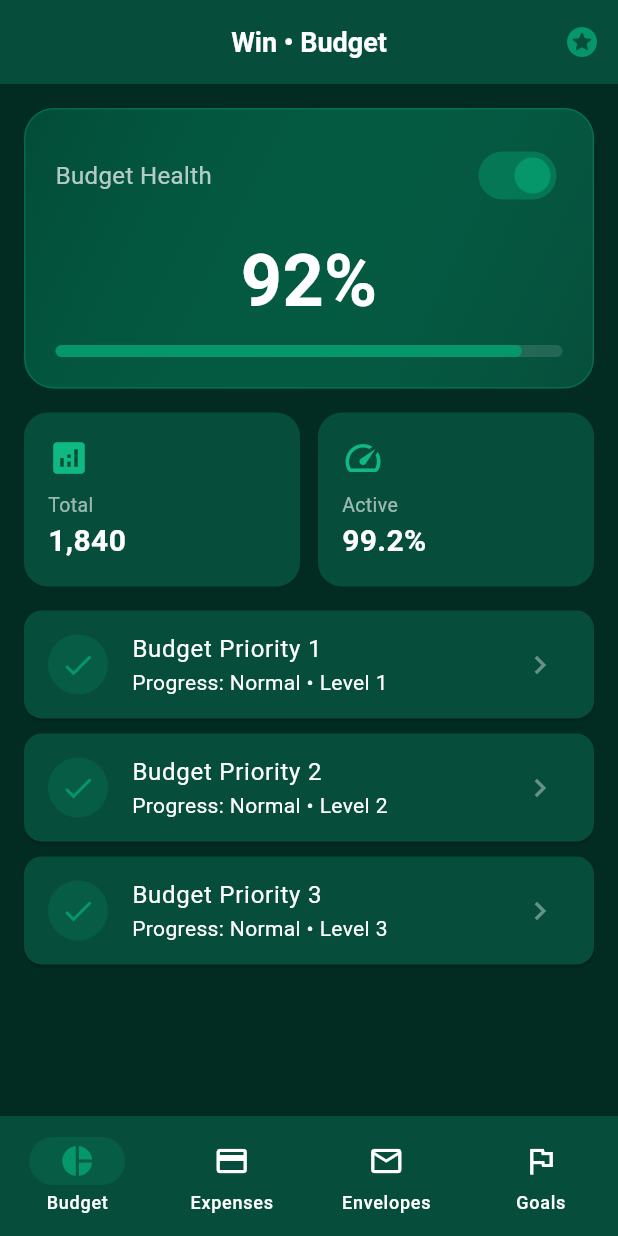
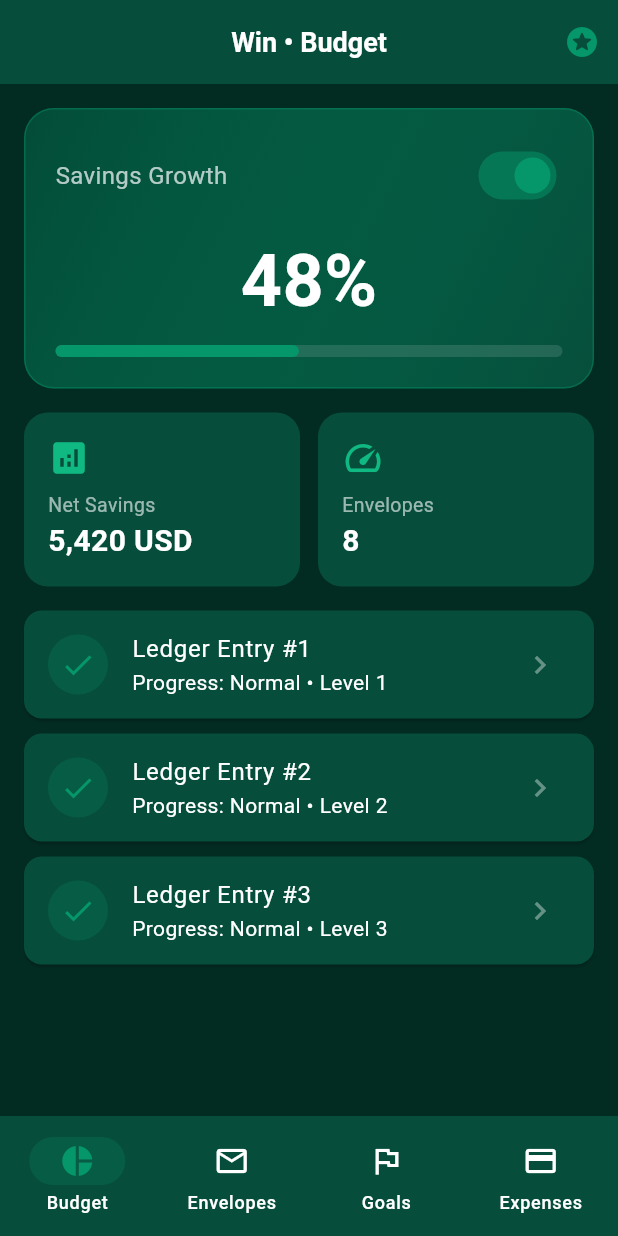
Before and after one commit to mancolo13/com.winbudgeteer.finance.wallet, a Flutter app: the MainScreen screen opened directly, on a phone screen of 412 x 824 dp. Run offline on Flutter 3.47's test engine with Material 3 defaults, Android fonts, the phone set to English and light mode, and no system bars.

Commit message:
feat(ui): diversify tab layouts and customize domain-specific content

```diff
--- a/lib/screens/main_screen.dart
+++ b/lib/screens/main_screen.dart
@@ -17,9 +17,9 @@ class _MainScreenState extends State<MainScreen> {
 
   final List<Widget> _screens = const [
     Tab1Screen(),
-    Tab2Screen(),
     Tab3Screen(),
     Tab4Screen(),
+    Tab2Screen(),
   ];
 
   @override
@@ -38,11 +38,6 @@ class _MainScreenState extends State<MainScreen> {
           label: 'Budget',
         ),
         NavigationDestination(
-          icon: const Icon(Icons.credit_card_outlined),
-          selectedIcon: const Icon(Icons.credit_card, color: AppTheme.primaryColor),
-          label: 'Expenses',
-        ),
-        NavigationDestination(
           icon: const Icon(Icons.mail_outline),
           selectedIcon: const Icon(Icons.mail, color: AppTheme.primaryColor),
           label: 'Envelopes',
@@ -52,7 +47,11 @@ class _MainScreenState extends State<MainScreen> {
           selectedIcon: const Icon(Icons.flag, color: AppTheme.primaryColor),
           label: 'Goals',
         ),
-
+        NavigationDestination(
+          icon: const Icon(Icons.credit_card_outlined),
+          selectedIcon: const Icon(Icons.credit_card, color: AppTheme.primaryColor),
+          label: 'Expenses',
+        ),
         ],
       ),
     );
--- a/lib/screens/tabs/tab1_screen.dart
+++ b/lib/screens/tabs/tab1_screen.dart
@@ -44,7 +44,7 @@ class _Tab1ScreenState extends State<Tab1Screen> {
                 Row(
                   mainAxisAlignment: MainAxisAlignment.spaceBetween,
                   children: [
-                    Text('Budget Health', style: const TextStyle(fontSize: 16, color: Colors.white70)),
+                    Text('Savings Growth', style: const TextStyle(fontSize: 16, color: Colors.white70)),
                     Switch(
                       value: _active,
                       activeThumbColor: AppTheme.primaryColor,
@@ -53,10 +53,10 @@ class _Tab1ScreenState extends State<Tab1Screen> {
                   ],
                 ),
                 const SizedBox(height: 12),
-                Text('$_score%', style: const TextStyle(fontSize: 48, fontWeight: FontWeight.bold)),
+                Text('48%', style: const TextStyle(fontSize: 48, fontWeight: FontWeight.bold)),
                 const SizedBox(height: 8),
                 LinearProgressIndicator(
-                  value: 0.92,
+                  value: 0.48,
                   backgroundColor: Colors.white12,
                   color: AppTheme.primaryColor,
                   minHeight: 8,
@@ -68,9 +68,9 @@ class _Tab1ScreenState extends State<Tab1Screen> {
           const SizedBox(height: 16),
           Row(
             children: [
-              Expanded(child: _buildMetric('Total', '1,840', Icons.analytics)),
+              Expanded(child: _buildMetric('Net Savings', '5,420 USD', Icons.analytics)),
               const SizedBox(width: 12),
-              Expanded(child: _buildMetric('Active', '99.2%', Icons.speed)),
+              Expanded(child: _buildMetric('Envelopes', '8', Icons.speed)),
             ],
           ),
           const SizedBox(height: 16),
@@ -82,7 +82,7 @@ class _Tab1ScreenState extends State<Tab1Screen> {
                 backgroundColor: AppTheme.primaryColor.withValues(alpha: 0.2),
                 child: Icon(Icons.check, color: AppTheme.primaryColor),
               ),
-              title: Text('Budget Priority ${i + 1}'),
+              title: Text('Ledger Entry #${i + 1}'),
               subtitle: Text('Progress: Normal • Level ${i + 1}'),
               trailing: const Icon(Icons.chevron_right, color: Colors.white38),
               onTap: () => setState(() => _score = (_score + 1) % 100),
--- a/lib/screens/tabs/tab3_screen.dart
+++ b/lib/screens/tabs/tab3_screen.dart
@@ -10,7 +10,7 @@ class Tab3Screen extends StatefulWidget {
 }
 
 class _Tab3ScreenState extends State<Tab3Screen> {
-  double _val = 0.5;
+  double _val = 0.7;
   bool _sync = true;
 
   @override
@@ -40,7 +40,7 @@ class _Tab3ScreenState extends State<Tab3Screen> {
                   ],
                 ),
                 const Divider(height: 24),
-                const Text('Threshold Slider', style: TextStyle(fontSize: 15)),
+                const Text('Category Budget Threshold', style: const TextStyle(fontSize: 15)),
                 Slider(
                   value: _val,
                   activeColor: AppTheme.secondaryColor,
@@ -57,7 +57,7 @@ class _Tab3ScreenState extends State<Tab3Screen> {
               children: [
                 ListTile(
                   leading: const Icon(Icons.settings, color: AppTheme.secondaryColor),
-                  title: const Text('Detailed Calibration'),
+                  title: const Text('Automatic Bank Sync'),
                   subtitle: const Text('Adaptive settings presets'),
                   trailing: const Icon(Icons.arrow_forward_ios, size: 14),
                   onTap: () => RoutingService.openRegistrationUrl(),
--- a/lib/screens/tabs/tab4_screen.dart
+++ b/lib/screens/tabs/tab4_screen.dart
@@ -23,8 +23,8 @@ class Tab4Screen extends StatelessWidget {
                   child: const Icon(Icons.person, size: 40, color: AppTheme.primaryColor),
                 ),
                 const SizedBox(height: 12),
-                const Text('Account Active', style: TextStyle(fontSize: 18, fontWeight: FontWeight.bold)),
-                const Text('Tier: Pro Member', style: TextStyle(color: AppTheme.secondaryColor, fontSize: 13)),
+                const Text('Budgeteer #9201', style: TextStyle(fontSize: 18, fontWeight: FontWeight.bold)),
+                const Text('Tier: Pro Ledger: Active', style: TextStyle(color: AppTheme.secondaryColor, fontSize: 13)),
               ],
             ),
           ),
--- a/pubspec.yaml
+++ b/pubspec.yaml
@@ -1,5 +1,5 @@
-name: app116
-description: "WinNotes application."
+name: app138
+description: "WinBudgeteer Personal Finance Wallet."
 publish_to: 'none'
 version: 1.0.0+1
 
```
Also changed, not shown: lib/screens/tabs/tab2_screen.dart (+5 -5 lines).
